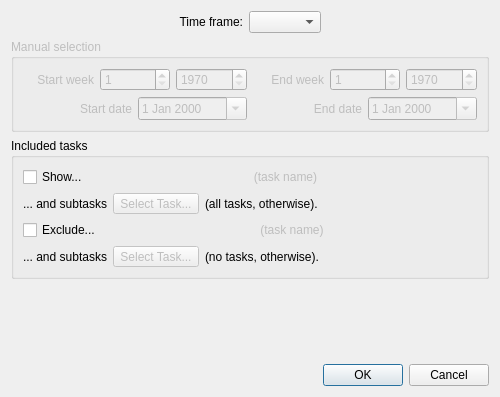
Before: the Qt Designer form Charm/Widgets/ActivityReportConfigurationDialog.ui in KDAB/Charm, drawn with Qt 5.
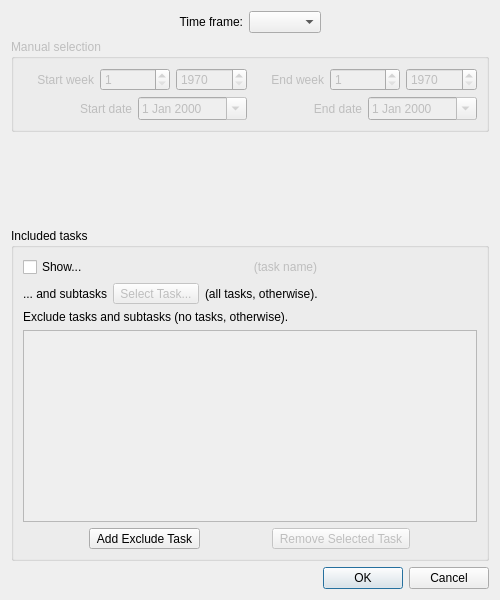
After: the same form once the commit is applied.

Commit message: Exclude multiple task in activity report.

```diff
--- a/Charm/Widgets/ActivityReportConfigurationDialog.ui
+++ b/Charm/Widgets/ActivityReportConfigurationDialog.ui
@@ -7,7 +7,7 @@
     <x>0</x>
     <y>0</y>
     <width>500</width>
-    <height>397</height>
+    <height>600</height>
    </rect>
   </property>
   <property name="windowTitle">
@@ -181,6 +181,19 @@
      </layout>
     </widget>
    </item>
+   <item>
+    <spacer>
+     <property name="orientation">
+      <enum>Qt::Vertical</enum>
+     </property>
+     <property name="sizeHint" stdset="0">
+      <size>
+       <width>20</width>
+       <height>40</height>
+      </size>
+     </property>
+    </spacer>
+   </item>
    <item>
     <widget class="QGroupBox" name="groupBox_2">
      <property name="title">
@@ -259,92 +272,43 @@
        </layout>
       </item>
       <item>
-       <layout class="QHBoxLayout" name="_5">
-        <item>
-         <widget class="QCheckBox" name="checkBoxExcludeTasks">
-          <property name="text">
-           <string>Exclude...</string>
-          </property>
-         </widget>
-        </item>
-        <item>
-         <widget class="QLabel" name="labelExcludeTaskName">
-          <property name="enabled">
-           <bool>false</bool>
-          </property>
-          <property name="sizePolicy">
-           <sizepolicy hsizetype="MinimumExpanding" vsizetype="Preferred">
-            <horstretch>0</horstretch>
-            <verstretch>0</verstretch>
-           </sizepolicy>
-          </property>
-          <property name="text">
-           <string>(task name)</string>
-          </property>
-          <property name="alignment">
-           <set>Qt::AlignCenter</set>
-          </property>
-         </widget>
-        </item>
-       </layout>
+       <widget class="QLabel" name="label_6">
+        <property name="text">
+         <string>Exclude tasks and subtasks (no tasks, otherwise).</string>
+        </property>
+       </widget>
       </item>
       <item>
-       <layout class="QHBoxLayout" name="_6">
+       <widget class="QListWidget" name="listWidgetExclude">
+        <property name="enabled">
+         <bool>false</bool>
+        </property>
+       </widget>
+      </item>
+      <item>
+       <layout class="QHBoxLayout" name="horizontalLayout_3">
         <item>
-         <widget class="QLabel" name="label_6">
+         <widget class="QToolButton" name="toolButtonAddExcludeTask">
           <property name="text">
-           <string>... and subtasks</string>
+           <string>Add Exclude Task</string>
           </property>
          </widget>
         </item>
         <item>
-         <widget class="QToolButton" name="toolButtonExcludeTask">
+         <widget class="QToolButton" name="toolButtonRemoveExcludeTask">
           <property name="enabled">
            <bool>false</bool>
           </property>
           <property name="text">
-           <string>Select Task...</string>
+           <string>Remove Selected Task</string>
           </property>
          </widget>
         </item>
-        <item>
-         <widget class="QLabel" name="label_7">
-          <property name="text">
-           <string>(no tasks, otherwise).</string>
-          </property>
-         </widget>
-        </item>
-        <item>
-         <spacer>
-          <property name="orientation">
-           <enum>Qt::Horizontal</enum>
-          </property>
-          <property name="sizeHint" stdset="0">
-           <size>
-            <width>40</width>
-            <height>20</height>
-           </size>
-          </property>
-         </spacer>
-        </item>
        </layout>
       </item>
      </layout>
     </widget>
    </item>
-   <item>
-    <spacer>
-     <property name="orientation">
-      <enum>Qt::Vertical</enum>
-     </property>
-     <property name="sizeHint" stdset="0">
-      <size>
-       <width>20</width>
-       <height>40</height>
-      </size>
-     </property>
-    </spacer>
-   </item>
    <item>
     <layout class="QHBoxLayout">
      <item>
```
Left out of the diff: 32 changed lines with no effect on the pictures. The commit also changes 2 other files.
